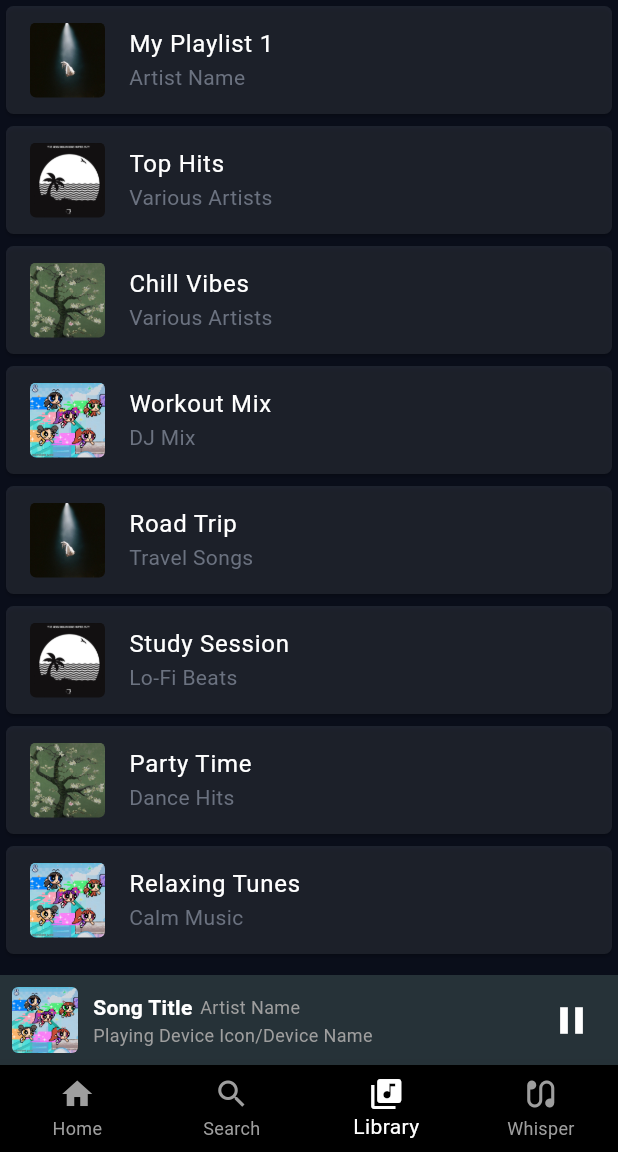
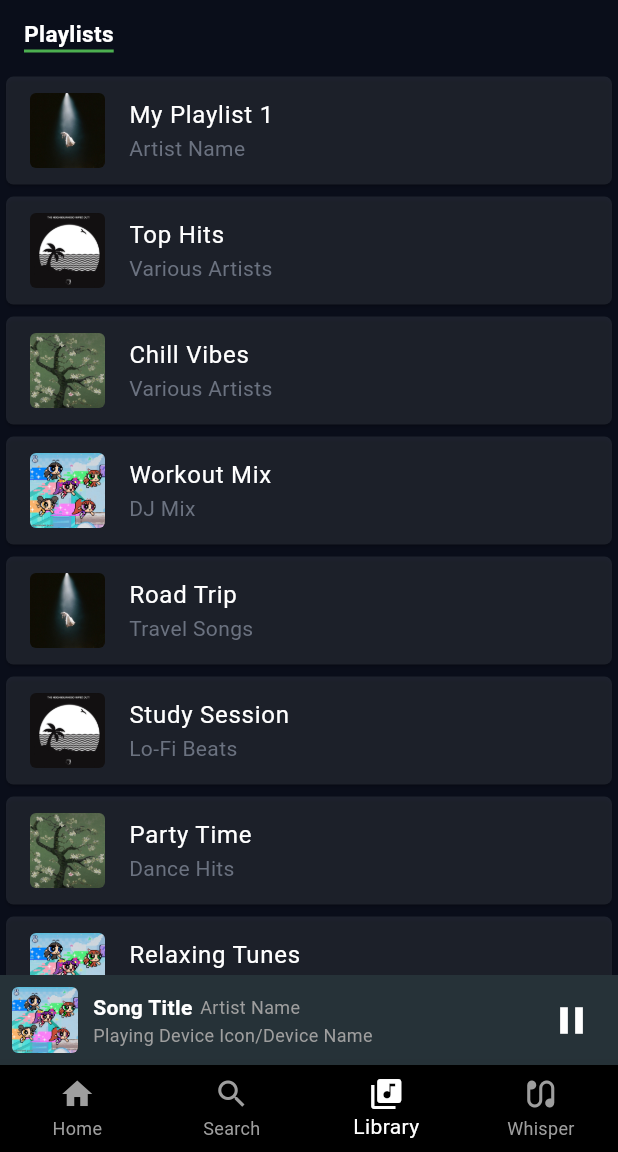
Before and after one commit to WickramaarachchiBS/Vespera---Music-and-Song-Recognition-App, a Flutter app: the screen it shows after launch, item 3 of the bottom bar chosen, on a phone screen of 412 x 824 dp, the part 84-1236 px from its top. Run offline on Flutter 3.47's test engine with Material 3 defaults, Android fonts, the phone set to English and light mode, and no system bars.

Commit message:
Add 'Playlists' section header to library screen
Introduced a styled 'Playlists' label above the playlist list in the library screen for better section separation and improved UI clarity.

```diff
--- a/lib/screens/library_screen.dart
+++ b/lib/screens/library_screen.dart
@@ -66,6 +66,25 @@ class _LibraryScreenState extends State<LibraryScreen> {
       body: SingleChildScrollView(
         child: Column(
           children: [
+            Row(
+              mainAxisAlignment: MainAxisAlignment.start,
+              children: [
+                Container(
+                  decoration: BoxDecoration(
+                    border: Border(bottom: BorderSide(color: Colors.green, width: 2.0)),
+                  ),
+                  margin: const EdgeInsets.symmetric(horizontal: 16.0, vertical: 12.0),
+                  child: Text(
+                    'Playlists',
+                    style: TextStyle(
+                      fontSize: 15,
+                      fontWeight: FontWeight.bold,
+                      color: AppColors.textPrimary,
+                    ),
+                  ),
+                ),
+              ],
+            ),
             ListView.builder(
               shrinkWrap: true,
               physics: const NeverScrollableScrollPhysics(),
```
